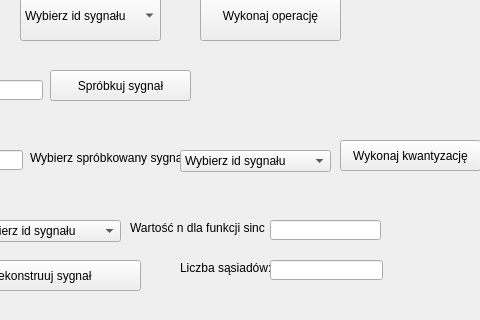
This is app/gui.ui in eljotero/Cyfrowe_Przetwarzanie_Sygnalu as Qt 5 draws it before an edit; both pictures show x 490 to 970 and y 380 to 700 of the 970 by 700 pixel window. The edited form follows.
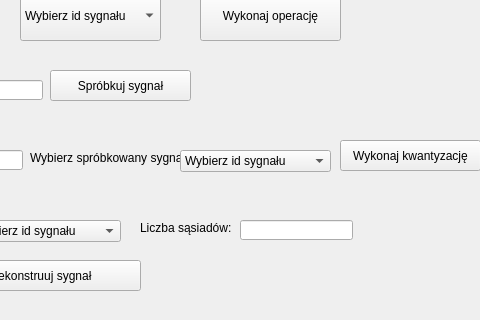
This is the edited form.

The edit to the form file:
```diff
--- a/app/gui.ui
+++ b/app/gui.ui
@@ -621,34 +621,11 @@
      </property>
     </item>
    </widget>
-   <widget class="QLabel" name="label_18">
-    <property name="geometry">
-     <rect>
-      <x>620</x>
-      <y>600</y>
-      <width>171</width>
-      <height>16</height>
-     </rect>
-    </property>
-    <property name="text">
-     <string>Wartość n dla funkcji sinc</string>
-    </property>
-   </widget>
-   <widget class="QLineEdit" name="sinc_t_line_edit">
-    <property name="geometry">
-     <rect>
-      <x>760</x>
-      <y>600</y>
-      <width>111</width>
-      <height>20</height>
-     </rect>
-    </property>
-   </widget>
    <widget class="QLabel" name="label_19">
     <property name="geometry">
      <rect>
-      <x>670</x>
-      <y>640</y>
+      <x>630</x>
+      <y>600</y>
       <width>91</width>
       <height>16</height>
      </rect>
@@ -660,8 +637,8 @@
    <widget class="QLineEdit" name="neig_line_edit">
     <property name="geometry">
      <rect>
-      <x>760</x>
-      <y>640</y>
+      <x>730</x>
+      <y>600</y>
       <width>113</width>
       <height>20</height>
      </rect>
```
